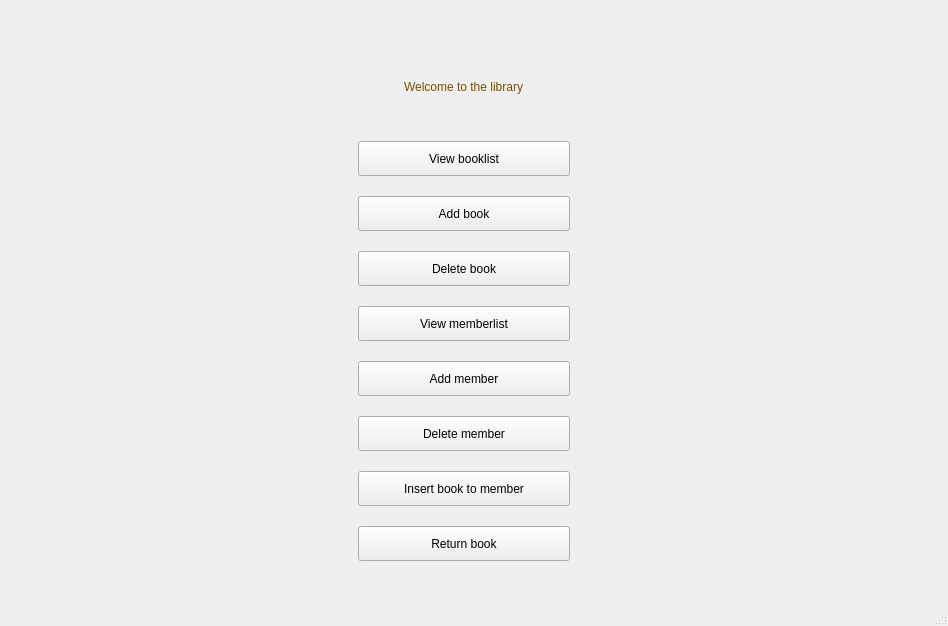
Before: the Qt Designer form homepage.ui in NadaSulaiman01/Library_management_system, drawn with Qt 5.
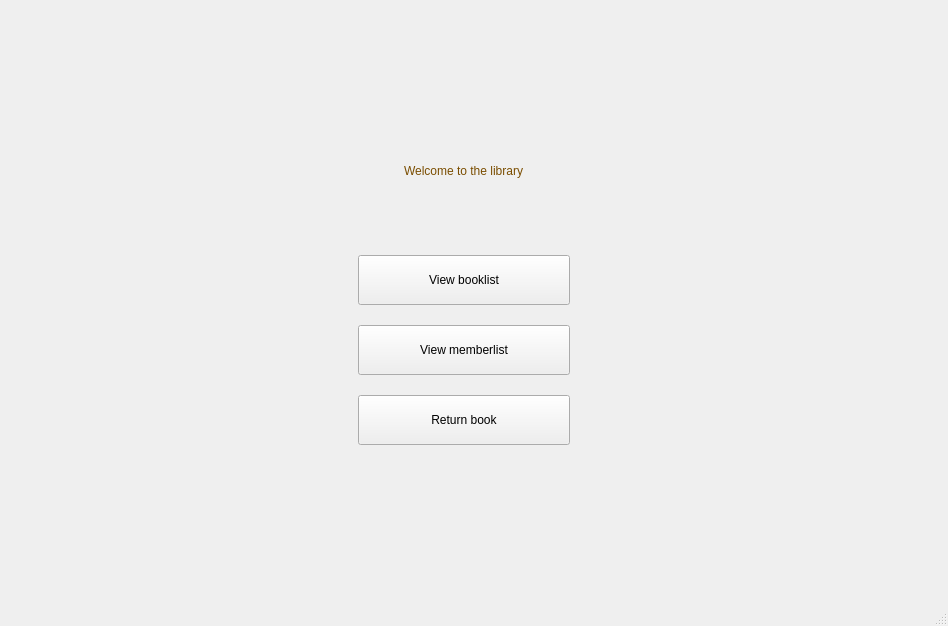
After: the same form once the commit is applied.

What changed in the file:
```diff
--- a/homepage.ui
+++ b/homepage.ui
@@ -34,13 +34,13 @@
         <property name="minimumSize">
          <size>
           <width>390</width>
-          <height>550</height>
+          <height>450</height>
          </size>
         </property>
         <property name="maximumSize">
          <size>
           <width>510</width>
-          <height>16777215</height>
+          <height>450</height>
          </size>
         </property>
         <property name="styleSheet">
@@ -49,6 +49,12 @@
         <layout class="QVBoxLayout" name="verticalLayout_5">
          <item alignment="Qt::AlignHCenter">
           <widget class="QLabel" name="label">
+           <property name="maximumSize">
+            <size>
+             <width>16777215</width>
+             <height>150</height>
+            </size>
+           </property>
            <property name="styleSheet">
             <string notr="true">font: 26pt &quot;Javanese Text&quot;;
 background: transparent;
@@ -90,7 +96,7 @@
                <property name="minimumSize">
                 <size>
                  <width>70</width>
-                 <height>35</height>
+                 <height>50</height>
                 </size>
                </property>
                <property name="cursor">
@@ -101,44 +107,12 @@
                </property>
               </widget>
              </item>
-             <item>
-              <widget class="QPushButton" name="pushButton_6">
-               <property name="minimumSize">
-                <size>
-                 <width>0</width>
-                 <height>35</height>
-                </size>
-               </property>
-               <property name="cursor">
-                <cursorShape>PointingHandCursor</cursorShape>
-               </property>
-               <property name="text">
-                <string>Add book</string>
-               </property>
-              </widget>
-             </item>
-             <item>
-              <widget class="QPushButton" name="pushButton_4">
-               <property name="minimumSize">
-                <size>
-                 <width>0</width>
-                 <height>35</height>
-                </size>
-               </property>
-               <property name="cursor">
-                <cursorShape>PointingHandCursor</cursorShape>
-               </property>
-               <property name="text">
-                <string>Delete book</string>
-               </property>
-              </widget>
-             </item>
              <item>
               <widget class="QPushButton" name="pushButton_3">
                <property name="minimumSize">
                 <size>
                  <width>0</width>
-                 <height>35</height>
+                 <height>50</height>
                 </size>
                </property>
                <property name="cursor">
@@ -149,60 +123,12 @@
                </property>
               </widget>
              </item>
-             <item>
-              <widget class="QPushButton" name="pushButton_2">
-               <property name="minimumSize">
-                <size>
-                 <width>0</width>
-                 <height>35</height>
-                </size>
-               </property>
-               <property name="cursor">
-                <cursorShape>PointingHandCursor</cursorShape>
-               </property>
-               <property name="text">
-                <string>Add member</string>
-               </property>
-              </widget>
-             </item>
-             <item>
-              <widget class="QPushButton" name="pushButton_5">
-               <property name="minimumSize">
-                <size>
-                 <width>0</width>
-                 <height>35</height>
-                </size>
-               </property>
-               <property name="cursor">
-                <cursorShape>PointingHandCursor</cursorShape>
-               </property>
-               <property name="text">
-                <string>Delete member</string>
-               </property>
-              </widget>
-             </item>
-             <item>
-              <widget class="QPushButton" name="pushButton">
-               <property name="minimumSize">
-                <size>
-                 <width>0</width>
-                 <height>35</height>
-                </size>
-               </property>
-               <property name="cursor">
-                <cursorShape>PointingHandCursor</cursorShape>
-               </property>
-               <property name="text">
-                <string>Insert book to member</string>
-               </property>
-              </widget>
-             </item>
              <item>
               <widget class="QPushButton" name="pushButton_8">
                <property name="minimumSize">
                 <size>
                  <width>0</width>
-                 <height>35</height>
+                 <height>50</height>
                 </size>
                </property>
                <property name="cursor">
@@ -213,6 +139,26 @@
                </property>
               </widget>
              </item>
+             <item>
+              <widget class="QPushButton" name="pushButton_5">
+               <property name="minimumSize">
+                <size>
+                 <width>0</width>
+                 <height>35</height>
+                </size>
+               </property>
+               <property name="cursor">
+                <cursorShape>ArrowCursor</cursorShape>
+               </property>
+               <property name="styleSheet">
+                <string notr="true">background: transparent;
+border: none;</string>
+               </property>
+               <property name="text">
+                <string/>
+               </property>
+              </widget>
+             </item>
             </layout>
            </item>
           </layout>
```
